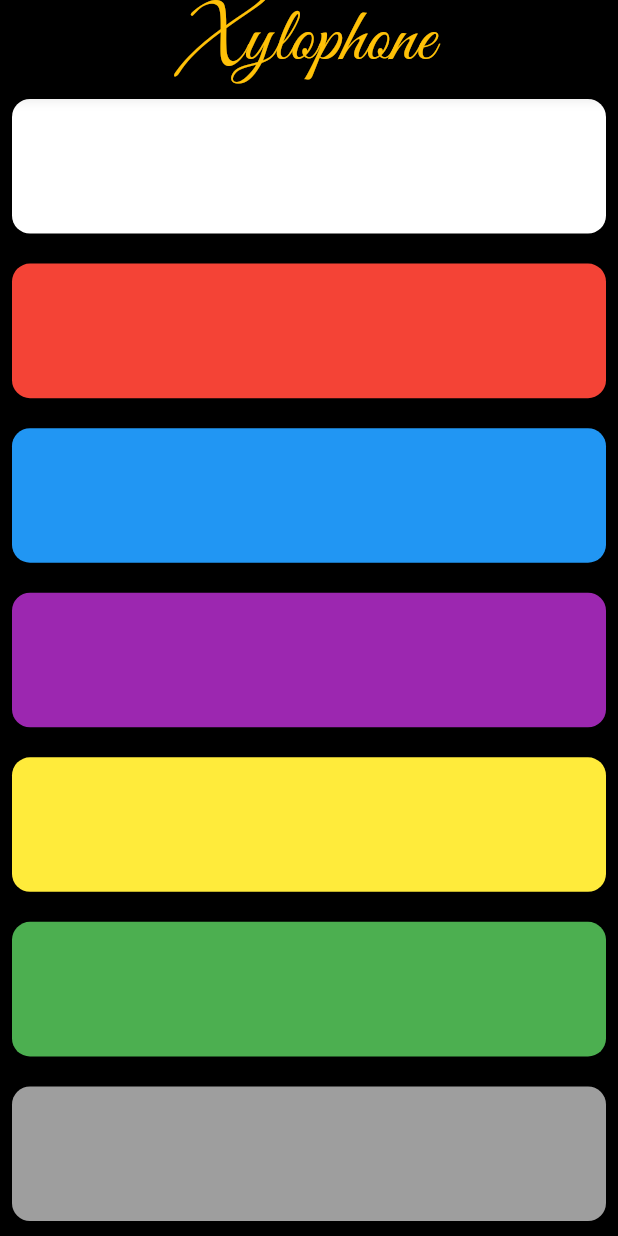
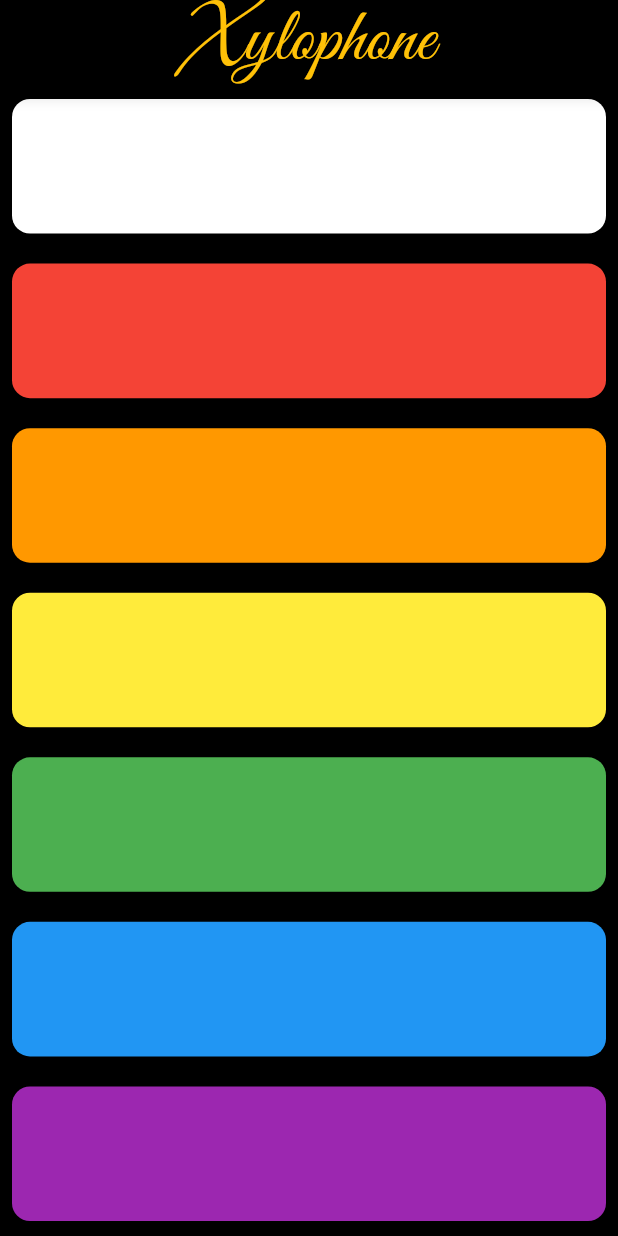
Before and after one commit to Ryll974/xylo, a Flutter app: the screen it shows after launch, on a phone screen of 412 x 824 dp. Run offline on Flutter 3.47's test engine with Material 2 defaults, Android fonts, the phone set to English and light mode, and no system bars; our stand-ins replace just_audio.

Commit message:
commit 4 -- couleurs finales des touches (arc en ciel)

```diff
--- a/lib/main.dart
+++ b/lib/main.dart
@@ -60,7 +60,7 @@ class _XyloPhoneState extends State<XyloPhone> {
           child: TextButton(
               child: Container(
                 margin: const EdgeInsets.fromLTRB(0, 2, 0, 2),
-                decoration: new BoxDecoration(color: Colors.blue,borderRadius: BorderRadius.all(Radius.circular(12))),
+                decoration: new BoxDecoration(color: Colors.orange,borderRadius: BorderRadius.all(Radius.circular(12))),
               ),
               onPressed: () {
                 print('Pressed note 3');
@@ -70,7 +70,7 @@ class _XyloPhoneState extends State<XyloPhone> {
           child: TextButton(
               child: Container(
                 margin: const EdgeInsets.fromLTRB(0, 2, 0, 2),
-                decoration: new BoxDecoration(color: Colors.purple,borderRadius: BorderRadius.all(Radius.circular(12))),
+                decoration: new BoxDecoration(color: Colors.yellow,borderRadius: BorderRadius.all(Radius.circular(12))),
               ),
               onPressed: () {
                 print('Pressed note 4');
@@ -80,7 +80,7 @@ class _XyloPhoneState extends State<XyloPhone> {
           child: TextButton(
               child: Container(
                 margin: const EdgeInsets.fromLTRB(0, 2, 0, 2),
-                decoration: new BoxDecoration(color: Colors.yellow,borderRadius: BorderRadius.all(Radius.circular(12))),
+                decoration: new BoxDecoration(color: Colors.green,borderRadius: BorderRadius.all(Radius.circular(12))),
               ),
               onPressed: () {
                 print('Pressed note 5');
@@ -90,7 +90,7 @@ class _XyloPhoneState extends State<XyloPhone> {
           child: TextButton(
               child: Container(
                 margin: const EdgeInsets.fromLTRB(0, 2, 0, 2),
-                decoration: new BoxDecoration(color: Colors.green,borderRadius: BorderRadius.all(Radius.circular(12))),
+                decoration: new BoxDecoration(color: Colors.blue,borderRadius: BorderRadius.all(Radius.circular(12))),
               ),
               onPressed: () {
                 print('Pressed note 6');
@@ -100,7 +100,7 @@ class _XyloPhoneState extends State<XyloPhone> {
           child: TextButton(
               child: Container(
                 margin: const EdgeInsets.fromLTRB(0, 2, 0, 2),
-                decoration: new BoxDecoration(color: Colors.grey,borderRadius: BorderRadius.all(Radius.circular(12))),
+                decoration: new BoxDecoration(color: Colors.purple,borderRadius: BorderRadius.all(Radius.circular(12))),
               ),
               onPressed: () {
                 print('Pressed note 7');
```
